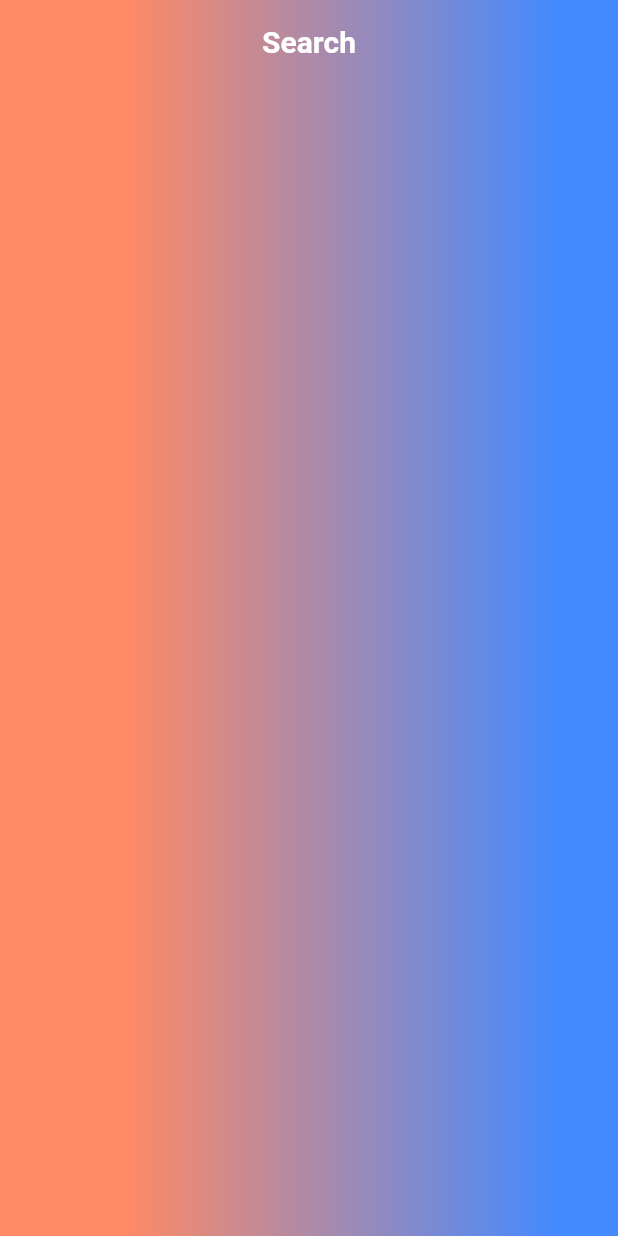
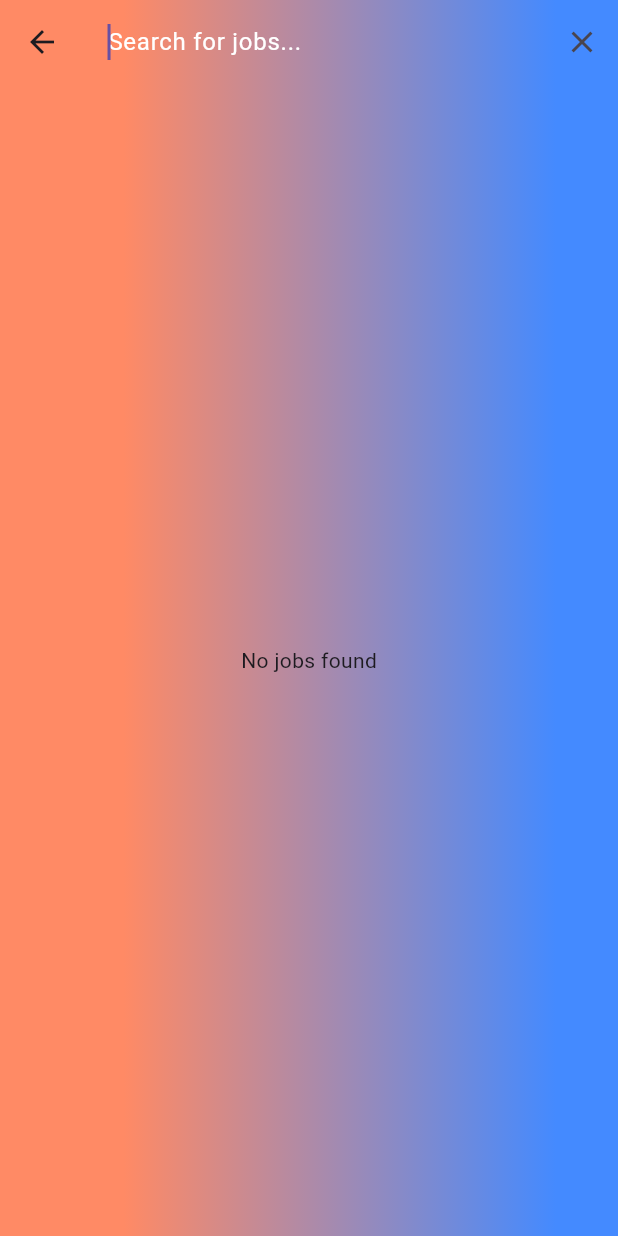
Before and after one commit to sweerasingha/volunteer_connect, a Flutter app: the SearchScreen screen opened directly, on a phone screen of 412 x 824 dp. Run offline on Flutter 3.47's test engine with Material 3 defaults, Android fonts, the phone set to English and light mode, and no system bars; our stand-ins replace cached_network_image, cloud_firestore, curved_navigation_bar, firebase_auth, firebase_core, firebase_storage and 4 more; accounts and stored records are empty; network calls fail.

Commit message:
Search jobs successfully implemented

```diff
--- a/lib/Search/search_job.dart
+++ b/lib/Search/search_job.dart
@@ -1,4 +1,7 @@
+import 'package:cloud_firestore/cloud_firestore.dart';
 import 'package:flutter/material.dart';
+import 'package:vc_v1/Jobs/jobs_screen.dart';
+import 'package:vc_v1/Widgets/job_widget.dart';
 
 class SearchScreen extends StatefulWidget {
 
@@ -7,6 +10,56 @@ class SearchScreen extends StatefulWidget {
 }
 
 class _SearchScreenState extends State<SearchScreen> {
+
+  final TextEditingController _searchQueryController = TextEditingController();
+  String seachQuery = "Search query";
+
+  Widget _buildSearchField()
+  {
+    return TextField(
+      controller: _searchQueryController,
+      autofocus: true,
+      decoration: const InputDecoration(
+        hintText: 'Search for jobs...',
+        border: InputBorder.none,
+        hintStyle: TextStyle(color: Colors.white),
+      ),
+      style: const TextStyle(color: Colors.white, fontSize: 16.0),
+      onChanged: (query) => updateSearchQuery(query),
+
+    );
+  }
+
+  List<Widget> _buildActions()
+  {
+    return <Widget>[
+      IconButton(
+        icon: const Icon(Icons.clear),
+        onPressed: (){
+          _clearSearchQuery();
+        },
+      ),
+    ];
+  }
+
+  void _clearSearchQuery()
+  {
+    setState(() {
+      _searchQueryController.clear();
+      updateSearchQuery("");
+    });
+  }
+
+  void updateSearchQuery(String newQuery)
+  {
+    setState(() {
+      seachQuery = newQuery;
+      print(seachQuery);
+    });
+
+  }
+
+
   @override
   Widget build(BuildContext context) {
     return Container(
@@ -21,15 +74,6 @@ class _SearchScreenState extends State<SearchScreen> {
       child: Scaffold(
         backgroundColor: Colors.transparent,
         appBar: AppBar(
-          title: const Text(
-            'Search',
-            style: TextStyle(
-              fontSize: 20,
-              fontWeight: FontWeight.bold,
-              color: Colors.white,
-            ),
-          ),
-          centerTitle: true,
           flexibleSpace: Container(
             decoration: BoxDecoration(
               gradient: LinearGradient(
@@ -40,6 +84,68 @@ class _SearchScreenState extends State<SearchScreen> {
               ),
             ),
           ),
+          leading: IconButton(
+            onPressed: (){
+              Navigator.pushReplacement(context, MaterialPageRoute(builder: (context)=> JobScreen()));
+            },
+            icon: const Icon(Icons.arrow_back),
+          ),
+          title: _buildSearchField(),
+          actions: _buildActions(),
+        ),
+        body: StreamBuilder<QuerySnapshot<Map<String, dynamic>>>(
+          stream: FirebaseFirestore.instance
+              .collection('jobs')
+              .where('jobTitle', isGreaterThanOrEqualTo: seachQuery)
+              .where('recruitment', isEqualTo: true)
+              .snapshots(),
+          builder: (context, AsyncSnapshot snapshot)
+          {
+            if(snapshot.connectionState == ConnectionState.waiting)
+              {
+                return const Center(
+                  child: CircularProgressIndicator(),
+                );
+              }
+            else if(snapshot.connectionState == ConnectionState.active)
+              {
+                if(snapshot.data?.docs.isNotEmpty == true)
+                  {
+                    return ListView.builder(
+                      itemCount: snapshot.data?.docs.length,
+                      itemBuilder: (BuildContext context, int index){
+                        return JobWidget(
+                          jobTitle: snapshot.data?.docs[index]['jobTitle'],
+                          jobDescription: snapshot.data?.docs[index]['jobDescription'],
+                          jobId: snapshot.data?.docs[index]['jobId'],
+                          uploadedBy: snapshot.data?.docs[index]['uploadedBy'],
+                          userImage: snapshot.data?.docs[index]['userImage'],
+                          name: snapshot.data?.docs[index]['name'],
+                          recruitment: snapshot.data?.docs[index]['recruitment'],
+                          email: snapshot.data?.docs[index]['email'],
+                          location: snapshot.data?.docs[index]['location'],
+                        );
+                      },
+                    );
+                  }
+                else
+                  {
+                    return const Center(
+                      child: Text('No jobs found'),
+                    );
+                  }
+              }
+            return Center(
+              child: Text(
+                'Something went wrong',
+                style: TextStyle(
+                  color: Colors.red,
+                  fontSize: 30,
+                  fontWeight: FontWeight.bold,
+                ),
+              ),
+            );
+          },
         ),
       ),
     );
```
